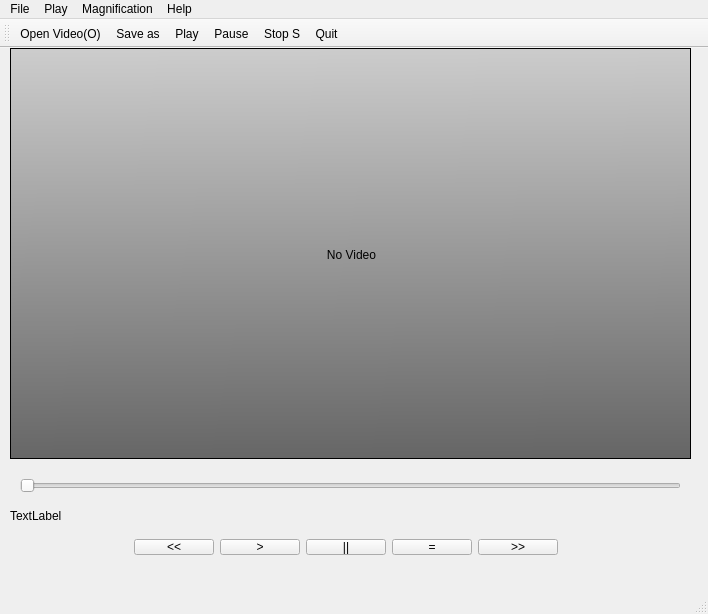
Above: QtEVM/MainWindow.ui from momantang/learning before the change. Below: the same form after it.
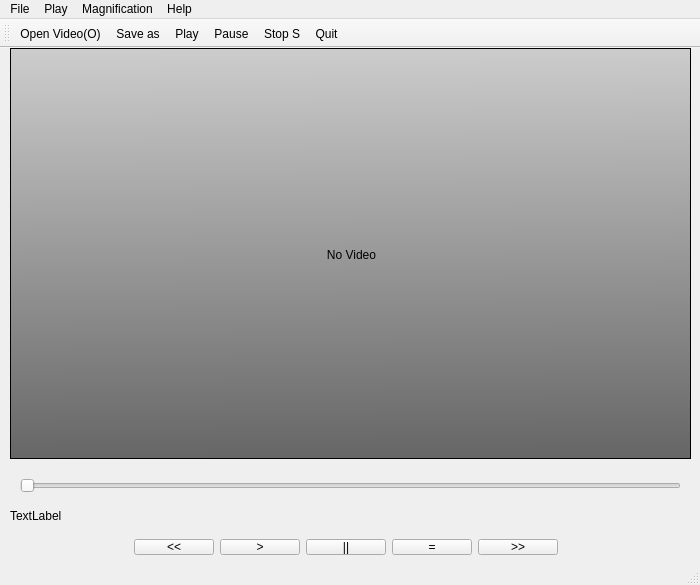
That is the form after the change.

```diff
--- a/QtEVM/MainWindow.ui
+++ b/QtEVM/MainWindow.ui
@@ -6,8 +6,8 @@
    <rect>
     <x>0</x>
     <y>0</y>
-    <width>708</width>
-    <height>614</height>
+    <width>700</width>
+    <height>585</height>
    </rect>
   </property>
   <property name="windowTitle">
@@ -161,7 +161,7 @@
     <rect>
      <x>0</x>
      <y>0</y>
-     <width>708</width>
+     <width>700</width>
      <height>22</height>
     </rect>
    </property>
```
